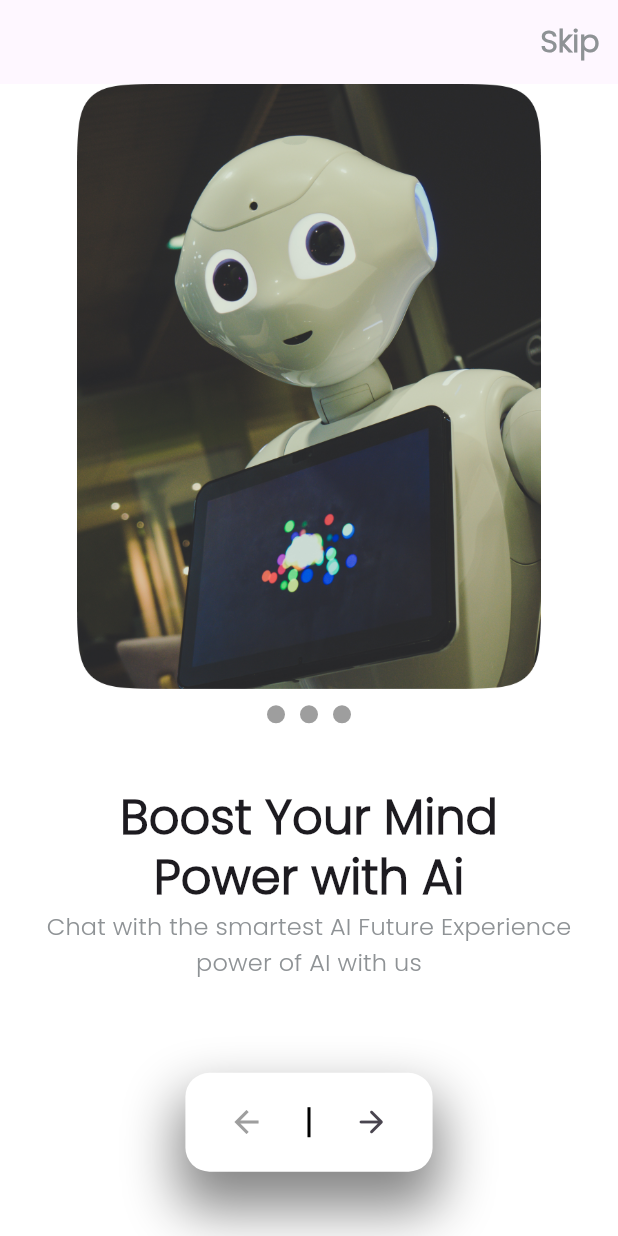
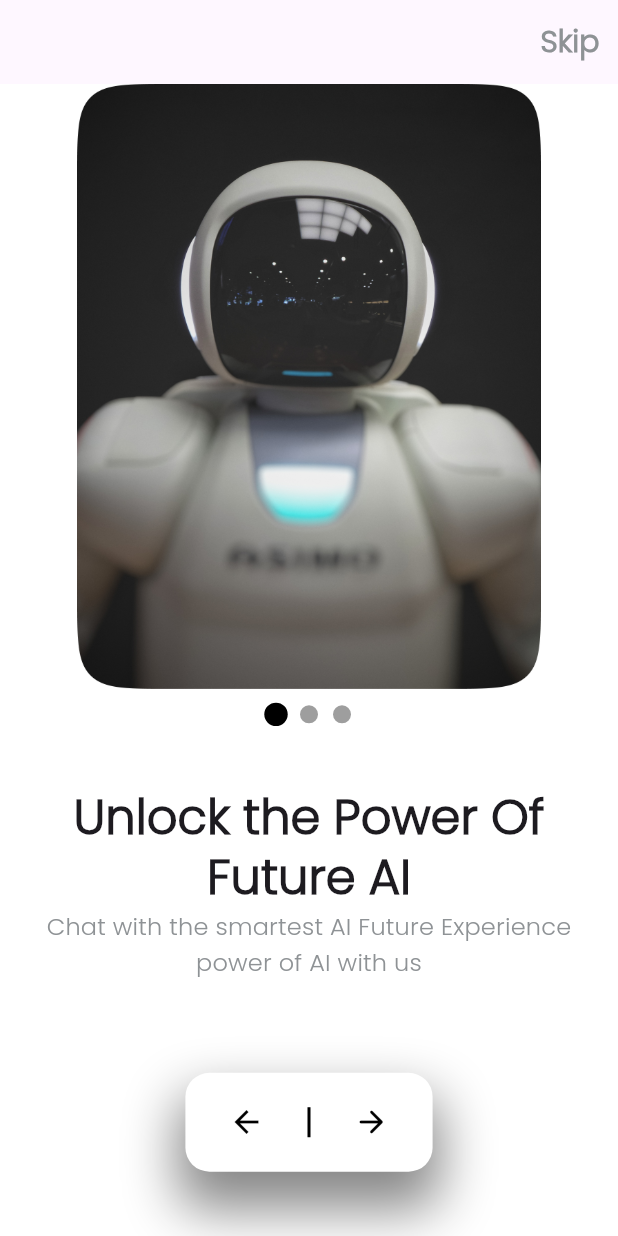
Before and after one commit to SamandarTakhirov/ai_project, a Flutter app: the screen it shows after launch, after a tap on the "arrow forward" icon, on a phone screen of 412 x 824 dp. Run offline on Flutter 3.47's test engine with Material 3 defaults, Android fonts, the phone set to English and light mode, and no system bars; drawn by our look-alikes of carousel_slider, smooth_page_indicator; our stand-ins replace bloc, firebase_auth, firebase_core, flutter_bloc, flutter_gemini, flutter_svg and 4 more; accounts and stored records are empty.

Commit message:
update 5 files

```diff
--- a/lib/main.dart
+++ b/lib/main.dart
@@ -16,6 +16,8 @@ Future<void> main() async {
     apiKey: 'AIzaSyBanRLsTZmPPj7zszlc5bmz8jMGmkNYT_c',
     enableDebugging: true,
   );
+
   Bloc.observer = ObServer();
+
   runApp(const App());
 }
--- a/lib/src/common/widgets/app.dart
+++ b/lib/src/common/widgets/app.dart
@@ -15,7 +15,7 @@ class App extends StatelessWidget {
         useMaterial3: true,
         fontFamily: "Poppins"
       ),
-      home: SplashPage(),
+      home: const SplashPage(),
     );
   }
 }
--- a/lib/src/feature/splash_page/review_page.dart
+++ b/lib/src/feature/splash_page/review_page.dart
@@ -15,13 +15,20 @@ class ReviewPage extends StatefulWidget {
 }
 
 class _ReviewPageState extends State<ReviewPage> {
-  int activeIndex = 0;
+  late final CarouselController _controller;
+  final ValueNotifier<int> activeIndex = ValueNotifier(0);
 
   Map<String, String> images = {
     AppImages.splashOne: "Unlock the Power Of Future AI",
     AppImages.splashTwo: "Chat With Your Favourite Ai",
     AppImages.splashThree: "Boost Your Mind Power with Ai",
   };
+
+  @override
+  void initState() {
+    _controller = CarouselController();
+    super.initState();
+  }
 
   void openLoginPage() => Navigator.pushReplacement(
         context,
@@ -59,6 +66,7 @@ class _ReviewPageState extends State<ReviewPage> {
             Stack(
               children: [
                 CarouselSlider.builder(
+                  carouselController: _controller,
                   itemCount: images.length,
                   itemBuilder: (context, index, realIndex) {
                     return Column(
@@ -107,20 +115,23 @@ class _ReviewPageState extends State<ReviewPage> {
                     autoPlayInterval: const Duration(seconds: 5),
                     autoPlayCurve: Curves.fastOutSlowIn,
                     pauseAutoPlayOnManualNavigate: true,
-                    onPageChanged: (index, reason) => setState(
-                      () => activeIndex = index,
-                    ),
+                    onPageChanged: (index, reason) => activeIndex.value = index,
                   ),
                 ),
                 Positioned(
                   width: size.width,
                   height: size.height * 1.02,
                   child: Center(
-                    child: BuildIndicator(
-                      count: 3,
-                      activeIndex: activeIndex,
-                      colors: Colors.black,
-                      // count: 5,
+                    child: ValueListenableBuilder(
+                      valueListenable: activeIndex,
+                      builder: (context, index, _) {
+                        return BuildIndicator(
+                          count: 3,
+                          activeIndex: index,
+                          colors: Colors.black,
+                          // count: 5,
+                        );
+                      },
                     ),
                   ),
                 ),
@@ -148,14 +159,10 @@ class _ReviewPageState extends State<ReviewPage> {
                   mainAxisAlignment: MainAxisAlignment.spaceEvenly,
                   children: [
                     IconButton(
-                      onPressed: () {
-                        setState(() {
-                          activeIndex = activeIndex - 1;
-                        });
-                      },
-                      icon: const Icon(
+                      onPressed: () => _controller.previousPage(),
+                      icon: Icon(
                         Icons.arrow_back_outlined,
-                        color: Colors.grey,
+                        color: AppColors.black,
                       ),
                     ),
                     SizedBox(
@@ -166,12 +173,11 @@ class _ReviewPageState extends State<ReviewPage> {
                       ),
                     ),
                     IconButton(
-                      onPressed: () {
-                        setState(() {
-                          activeIndex = activeIndex + 1;
-                        });
-                      },
-                      icon: const Icon(Icons.arrow_forward_rounded),
+                      onPressed: () => _controller.nextPage(),
+                      icon: Icon(
+                        Icons.arrow_forward_rounded,
+                        color: AppColors.black,
+                      ),
                     ),
                   ],
                 ),
```
Also changed, not shown: 2 other files.
